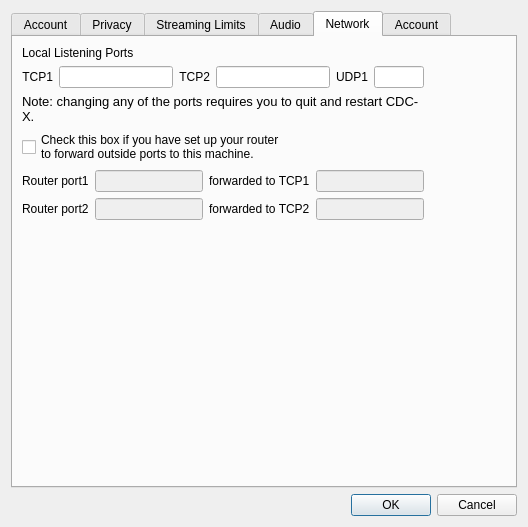
Before: the Qt Designer form cdcx/config.ui in blindchimp/dwyco, drawn with Qt 5.
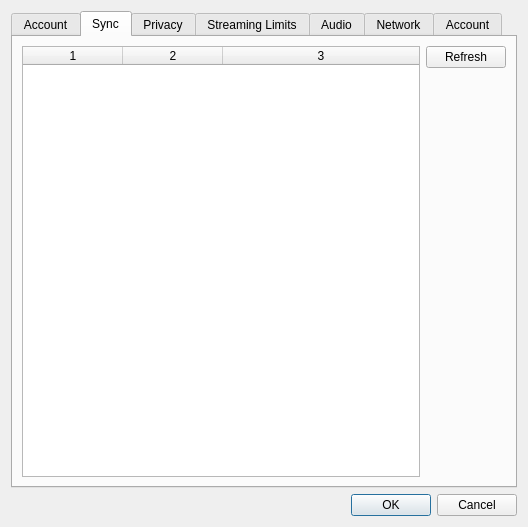
After: the same form once the commit is applied.

Commit message:
just use a TableWidget
avoids all the model mumbo jumbo for this simple hack.

Patch:
```diff
--- a/cdcx/config.ui
+++ b/cdcx/config.ui
@@ -27,7 +27,7 @@
    <item row="0" column="0">
     <widget class="QTabWidget" name="tabWidget">
      <property name="currentIndex">
-      <number>4</number>
+      <number>1</number>
      </property>
      <widget class="QWidget" name="tab_6">
       <attribute name="title">
@@ -225,6 +225,54 @@
        </item>
       </layout>
      </widget>
+     <widget class="QWidget" name="tab">
+      <attribute name="title">
+       <string>Sync</string>
+      </attribute>
+      <layout class="QGridLayout" name="gridLayout_5">
+       <item row="0" column="0">
+        <layout class="QHBoxLayout" name="horizontalLayout_6">
+         <item>
+          <widget class="QTableWidget" name="sync_table">
+           <property name="columnCount">
+            <number>3</number>
+           </property>
+           <attribute name="horizontalHeaderStretchLastSection">
+            <bool>true</bool>
+           </attribute>
+           <column/>
+           <column/>
+           <column/>
+          </widget>
+         </item>
+         <item>
+          <layout class="QVBoxLayout" name="verticalLayout_3">
+           <item>
+            <widget class="QPushButton" name="sync_refresh_button">
+             <property name="text">
+              <string>Refresh</string>
+             </property>
+            </widget>
+           </item>
+           <item>
+            <spacer name="verticalSpacer_6">
+             <property name="orientation">
+              <enum>Qt::Orientation::Vertical</enum>
+             </property>
+             <property name="sizeHint" stdset="0">
+              <size>
+               <width>20</width>
+               <height>40</height>
+              </size>
+             </property>
+            </spacer>
+           </item>
+          </layout>
+         </item>
+        </layout>
+       </item>
+      </layout>
+     </widget>
      <widget class="QWidget" name="tab_5">
       <attribute name="title">
        <string>Privacy</string>
```
The commit also changes 2 other files.
